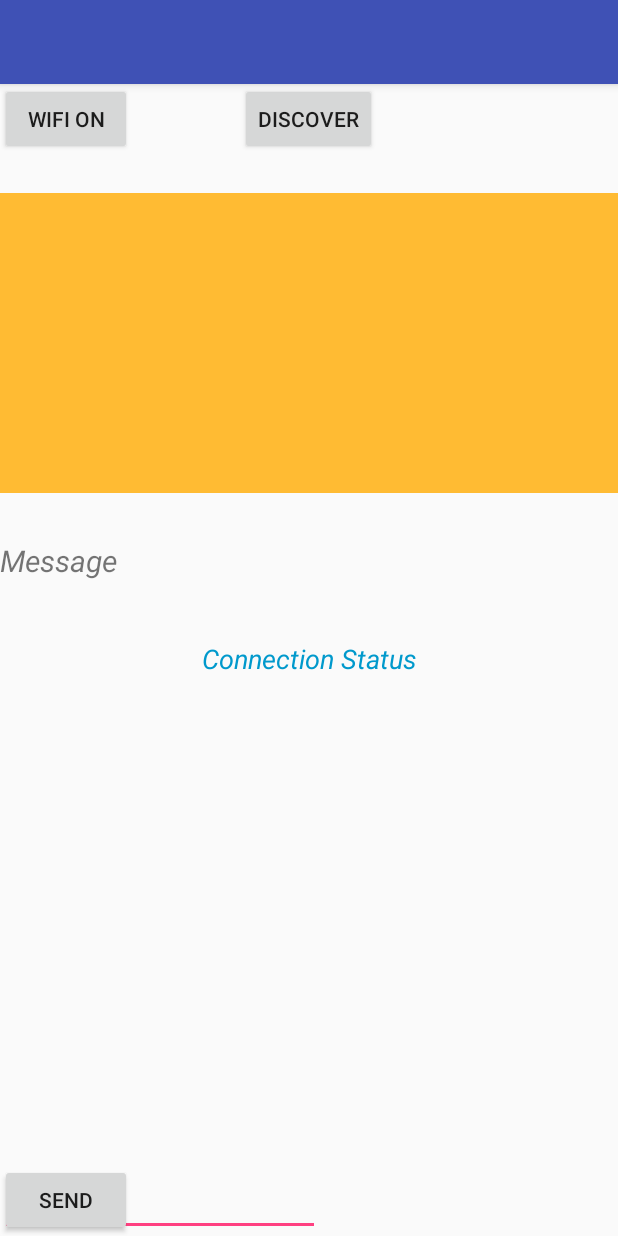
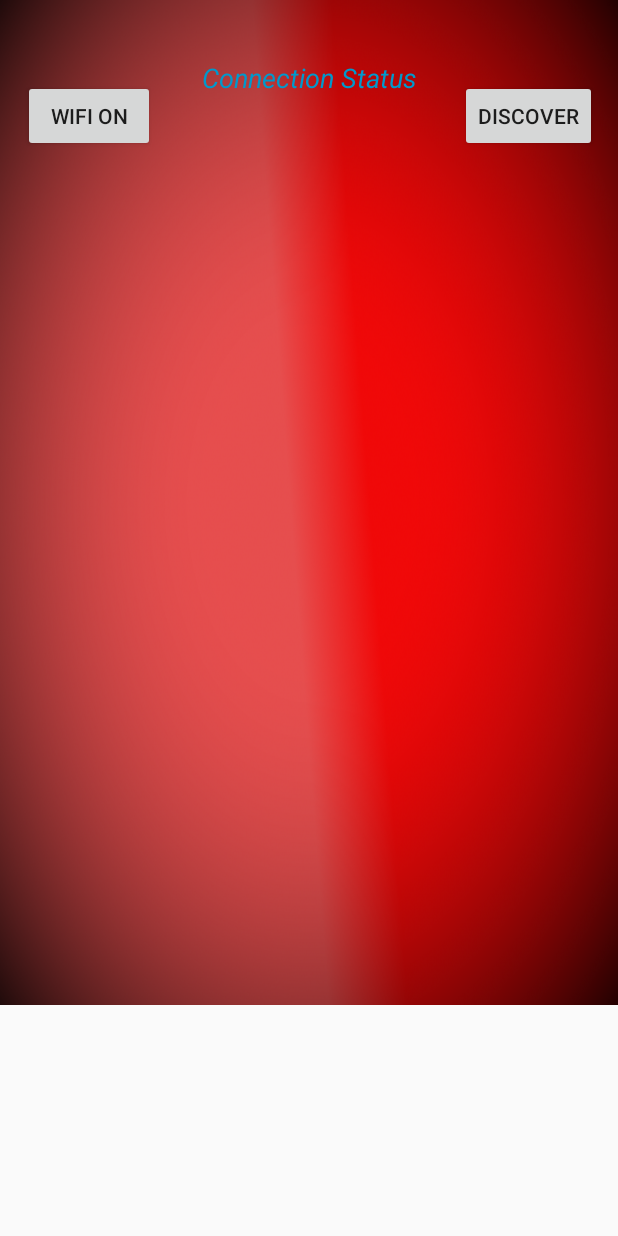
Before and after one commit to Prepe/UNOPlus, an Android app: the layout test_activity_layout.xml on its own in the app's theme, with its tools: preview values and no code run, on a phone screen of 412 x 824 dp. Run offline under Robolectric (Android 15) with nearby library versions, the phone set to English and light mode, and no system bars.

Commit message:
Lobby implemented feat Jenny

```diff
--- a/app/src/main/java/jop/hab/net/MainActivityTest.java
+++ b/app/src/main/java/jop/hab/net/MainActivityTest.java
@@ -60,17 +60,14 @@ public class MainActivityTest extends AppCompatActivity {
     static final int MESSAGE_READ = 1;
 
 
-    ServerClass serverClass;
-    ClientClass clientClass;
-    SendReceive sendReceive;
+
 
 
     @Override
     protected void onCreate(Bundle savedInstanceState) {
         super.onCreate(savedInstanceState);
         setContentView(R.layout.test_activity_layout);
-        Toolbar toolbar = (Toolbar) findViewById(R.id.toolbar);
-        setSupportActionBar(toolbar);
+
 
 
         initialWork();
@@ -170,7 +167,7 @@ public class MainActivityTest extends AppCompatActivity {
         });
 
 
-        btnSend.setOnClickListener(new View.OnClickListener() {
+      /*  btnSend.setOnClickListener(new View.OnClickListener() {
             @Override
             public void onClick(View v) {
 
@@ -179,7 +176,7 @@ public class MainActivityTest extends AppCompatActivity {
 
 
             }
-        });
+        });*/
     }
 
     WifiP2pManager.ConnectionInfoListener connectionInfoListener = new WifiP2pManager.ConnectionInfoListener() {
@@ -240,10 +237,10 @@ public class MainActivityTest extends AppCompatActivity {
 
         btnOnOff = (Button) findViewById(R.id.onOff);
         btnDiscover = (Button) findViewById(R.id.discover);
-        btnSend = (Button) findViewById(R.id.sendButton);
+
         listView = (ListView) findViewById(R.id.peerListView);
         read_msg_box = (TextView) findViewById(R.id.readMsg);
-        writeMsg = (EditText) findViewById(R.id.writeMsg);
+
         ConnectionStatus = (TextView) findViewById(R.id.connectionStatus);
         wifiManager = (WifiManager) getApplicationContext().getSystemService(Context.WIFI_SERVICE);
         //Für WLAN ON / OFF
@@ -296,7 +293,7 @@ public class MainActivityTest extends AppCompatActivity {
         }
     };
 
-
+/*
     public class ServerClass extends Thread {
 
         Socket socket;
@@ -408,4 +405,5 @@ public class MainActivityTest extends AppCompatActivity {
         }
     }
 
-}
+
+*/}
--- a/app/src/main/res/layout/test_activity_layout.xml
+++ b/app/src/main/res/layout/test_activity_layout.xml
@@ -6,49 +6,46 @@
     android:layout_height="match_parent"
     tools:context="jop.hab.net.MainActivityTest">
 
-    <android.support.design.widget.AppBarLayout
-        android:layout_width="match_parent"
-        android:layout_height="wrap_content"
-        android:theme="@style/AppTheme.AppBarOverlay">
-
-        <android.support.v7.widget.Toolbar
-            android:id="@+id/toolbar"
-            android:layout_width="match_parent"
-            android:layout_height="?attr/actionBarSize"
-            android:background="?attr/colorPrimary"
-            app:popupTheme="@style/AppTheme.PopupOverlay" />
-
-    </android.support.design.widget.AppBarLayout>
-
-    <include layout="@layout/content_main_activity_test" />
 
 
 
 
-    <!-- Created by Sarthi Technology-->
-    <!-- www.youtube.com/SarthiTechnology-->
-    <!-- www.facebook.com/SarthiTechnology-->
-
-    <!-- My Dear Friends, Thanks for your kind support for my youtube channel.-->
-
-    <!-- Please make sure that you are using Relative Layout for below codes-->
-
+    <ImageView
+        android:id="@+id/imageView"
+        android:layout_width="wrap_content"
+        android:layout_height="wrap_content"
+        android:layout_alignParentLeft="true"
+        android:layout_alignParentStart="true"
+        android:layout_alignParentTop="true"
+        android:layout_x="0dp"
+        android:layout_y="0dp"
+        android:contentDescription="@string/dummy_content"
+        android:scaleType="fitXY"
+        app:srcCompat="@drawable/gamebg"
+        tools:layout_editor_absoluteX="206dp"
+        tools:layout_editor_absoluteY="159dp" />
 
     <Button
         android:id="@+id/onOff"
         android:layout_width="wrap_content"
         android:layout_height="wrap_content"
-        android:layout_alignParentTop="true"
-        android:layout_marginTop="55dp"
+        android:layout_alignParentLeft="true"
+        android:layout_alignParentStart="true"
+        android:layout_alignTop="@+id/connectionStatus"
+        android:layout_marginLeft="15dp"
+        android:layout_marginStart="15dp"
+        android:layout_marginTop="14dp"
         android:text="Wifi On" />
 
     <Button
         android:id="@+id/discover"
         android:layout_width="wrap_content"
         android:layout_height="wrap_content"
-        android:layout_alignBaseline="@+id/onOff"
-        android:layout_alignBottom="@+id/onOff"
-        android:layout_centerHorizontal="true"
+        android:layout_above="@+id/peerListView"
+        android:layout_alignParentEnd="true"
+        android:layout_alignParentRight="true"
+        android:layout_marginEnd="14dp"
+        android:layout_marginRight="14dp"
         android:text="discover" />
 
     <ListView
@@ -57,34 +54,7 @@
         android:layout_height="200dp"
         android:layout_below="@+id/onOff"
         android:layout_marginTop="25dp"
-        android:background="@android:color/holo_orange_light" />
-
-    <TextView
-        android:id="@+id/readMsg"
-        android:layout_width="wrap_content"
-        android:layout_height="wrap_content"
-
-        android:layout_below="@+id/peerListView"
-        android:layout_marginTop="31dp"
-        android:text="Message"
-        android:textAlignment="center"
-        android:textSize="20sp"
-        android:textStyle="italic" />
-
-    <EditText
-        android:id="@+id/writeMsg"
-        android:layout_width="wrap_content"
-        android:layout_height="wrap_content"
-        android:layout_alignParentBottom="true"
-        android:ems="10"
-        android:inputType="textPersonName"/>
-
-    <Button
-        android:id="@+id/sendButton"
-        android:layout_width="wrap_content"
-        android:layout_height="wrap_content"
-        android:layout_alignParentBottom="true"
-        android:text="Send" />
+        />
 
     <TextView
         android:id="@+id/connectionStatus"
@@ -92,7 +62,6 @@
         android:layout_height="wrap_content"
         android:layout_alignParentLeft="true"
         android:layout_alignParentStart="true"
-        android:layout_below="@+id/readMsg"
         android:layout_marginTop="39dp"
         android:text="Connection Status"
         android:textAlignment="center"
```
